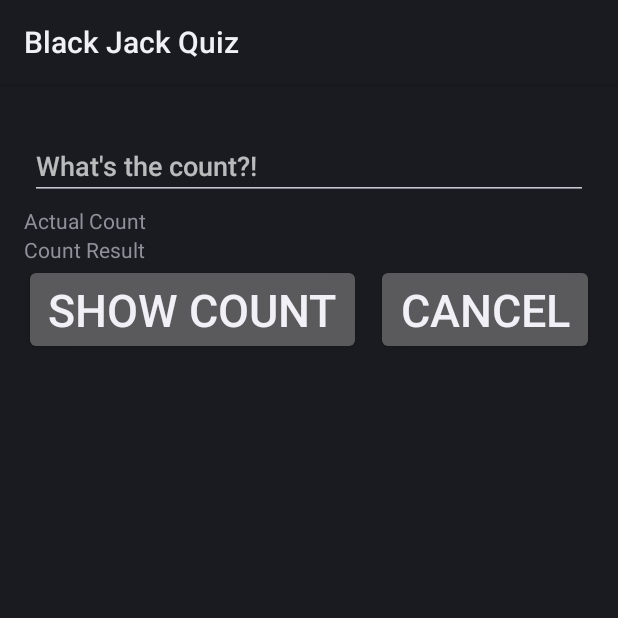
After one commit to sunsshadow/Blackjack, an Android app: the fragment CountDialogFragment shown on its own in the app's theme, on a phone screen of 412 x 824 dp, the top half of it. The commit adds this screen. Run offline under Robolectric (Android 15) with nearby library versions, the phone set to English and light mode, and no system bars.

Commit message:
BlackJack Count Fragment + new logo [1/1]

```diff
--- a/blackjackquiz/BlackJackQuiz/src/main/AndroidManifest.xml
+++ b/blackjackquiz/BlackJackQuiz/src/main/AndroidManifest.xml
@@ -3,7 +3,7 @@
           package="com.blackjackquiz.app">
 
     <application
-            android:icon="@drawable/ic_launcher"
+            android:icon="@drawable/blackjack_logo"
             android:label="@string/app_name">
 
         <activity
--- /dev/null
+++ b/blackjackquiz/BlackJackQuiz/src/main/java/com/blackjackquiz/app/ui/fragments/CountDialogFragment.java
@@ -0,0 +1,28 @@
+package com.blackjackquiz.app.ui.fragments;
+
+import android.os.Bundle;
+import android.view.LayoutInflater;
+import android.view.View;
+import android.view.ViewGroup;
+
+import com.blackjackquiz.app.R;
+
+/**
+ * Created by elena on 6/28/15.
+ */
+
+public class CountDialogFragment extends KeyEventFragment  {
+    @Override
+    public View onCreateView(LayoutInflater inflater, ViewGroup container, Bundle savedInstanceState) {
+        View rootView = inflater.inflate(R.layout.fragment_count_dialog, container, false);
+
+
+
+        return rootView;
+    }
+
+    @Override
+    public void onStart() {
+        super.onStart();
+    }
+}
--- /dev/null
+++ b/blackjackquiz/BlackJackQuiz/src/main/res/layout/fragment_count_dialog.xml
@@ -0,0 +1,66 @@
+<LinearLayout xmlns:android="http://schemas.android.com/apk/res/android"
+xmlns:tools="http://schemas.android.com/tools"
+android:layout_width="match_parent"
+android:layout_height="match_parent"
+android:paddingLeft="@dimen/activity_horizontal_margin"
+android:paddingRight="@dimen/activity_horizontal_margin"
+android:paddingTop="@dimen/activity_vertical_margin"
+android:paddingBottom="@dimen/activity_vertical_margin"
+tools:context=".BlackJackQuizActivity$PlaceholderFragment"
+android:orientation="vertical">
+
+
+<EditText
+    android:id="@+id/user_count"
+    android:layout_width="match_parent"
+    android:layout_height="wrap_content"
+    android:layout_marginTop="16dp"
+    android:layout_marginLeft="4dp"
+    android:layout_marginRight="4dp"
+    android:layout_marginBottom="4dp"
+    android:inputType="number"
+    android:hint="What's the count?!" />
+
+<Space android:layout_width="10dp" android:layout_height="wrap_content"/>
+<TextView
+    android:id="@+id/actual_count"
+    android:layout_width="match_parent"
+    android:layout_height="wrap_content"
+    android:contentDescription="@string/app_name"
+    android:text="Actual Count"/>
+<TextView
+    android:id="@+id/count_result"
+    android:layout_width="match_parent"
+    android:layout_height="wrap_content"
+    android:contentDescription="@string/app_name"
+    android:text="Count Result"/>
+
+
+
+<LinearLayout
+    android:orientation="horizontal"
+    android:layout_width="match_parent"
+    android:gravity="center_horizontal"
+    android:layout_height="wrap_content">
+
+    <Button
+        android:id="@+id/show_count"
+        android:text="@string/show_count"
+        android:textSize="30sp"
+        android:layout_weight="1"
+        android:layout_width="wrap_content"
+        android:layout_height="wrap_content"/>
+
+    <Space android:layout_width="10dp" android:layout_height="wrap_content"/>
+
+    <Button
+        android:id="@+id/cancel"
+        android:text="@string/cancel"
+        android:layout_weight="1"
+        android:textSize="30sp"
+        android:layout_width="wrap_content"
+        android:layout_height="wrap_content"/>
+
+</LinearLayout>
+
+</LinearLayout>
--- a/blackjackquiz/BlackJackQuiz/src/main/res/values/strings.xml
+++ b/blackjackquiz/BlackJackQuiz/src/main/res/values/strings.xml
@@ -6,6 +6,14 @@
     <string name="solution_table_option">Solution Table</string>
     <string name="counting_quiz_option">Counting Quiz</string>
 
+    <string name="show_count">Show Count</string>
+    <string name="cancel">Cancel</string>
+    <string name="tag_blackJackQuizFragment">blackJackQuizFragment</string>
+    <string name="tag_solutionTableFragment">solutionTableFragment</string>
+    <string name="tag_countingQuizFragment">countingQuizFragment</string>
+    <string name="tag_countDialogFragment">countDialogFragment</string>
+
+
     <color name="black">#000000</color>
 
 </resources>
```
Also changed, not shown: blackjackquiz/BlackJackQuiz/src/main/java/com/blackjackquiz/app/ui/BlackJackQuizActivity.java (+12 -3 lines), blackjackquiz/BlackJackQuiz/src/main/java/com/blackjackquiz/app/ui/fragments/CountingQuizFragment.java (+53 -4 lines), blackjackquiz/BlackJackQuiz/src/main/res/layout/dialog_count.xml (deleted, +0 -34 lines), blackjackquiz/BlackJackQuiz/src/main/res/drawable-mdpi/blackjack_logo.png (added).
